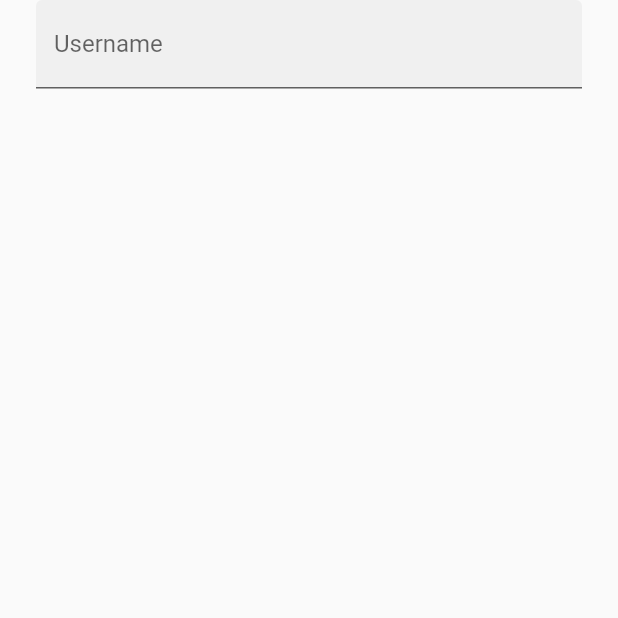
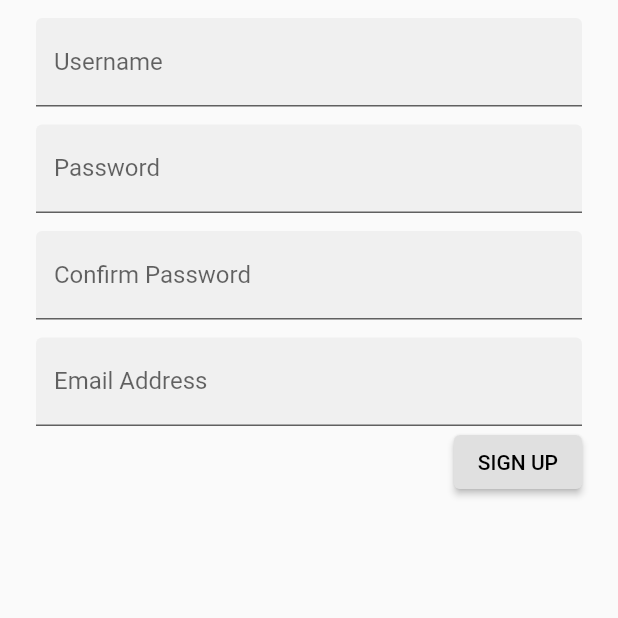
Before and after one commit to muyaho-universe/moapp_classwork3, a Flutter app: the screen it shows after launch, on a phone screen of 412 x 824 dp, the top half of it. Run offline on Flutter 3.47's test engine with Material 2 defaults, Android fonts, the phone set to English and light mode, and no system bars.

Commit message:
Complete sign_up.dart style

```diff
--- a/lib/sign_up.dart
+++ b/lib/sign_up.dart
@@ -21,6 +21,7 @@ class _SignUpPageState extends State<SignUpPage> {
         child: ListView(
           padding: const EdgeInsets.symmetric(horizontal: 24.0),
           children: [
+            const SizedBox(height: 12.0),
             TextField(
               controller: _usernameController,
               decoration: const InputDecoration(
@@ -30,6 +31,50 @@ class _SignUpPageState extends State<SignUpPage> {
             ),
 // spacer
             const SizedBox(height: 12.0),
+            TextField(
+              controller: _passwordController,
+              decoration: const InputDecoration(
+                filled: true,
+                labelText: 'Password',
+              ),
+              obscureText: true,
+            ),
+            const SizedBox(height: 12.0),
+            TextField(
+              controller: _passwordConfirmController,
+              decoration: const InputDecoration(
+                filled: true,
+                labelText: 'Confirm Password',
+              ),
+              obscureText: true,
+            ),
+            const SizedBox(height: 12.0),
+            TextField(
+              controller: _emailAddressController,
+              decoration: const InputDecoration(
+                filled: true,
+                labelText: 'Email Address',
+              ),
+            ),
+            OverflowBar(
+              alignment: MainAxisAlignment.end,
+              children: <Widget>[
+                ElevatedButton(
+                  style: ElevatedButton.styleFrom(
+                    primary: Color(0xFFE0E0E0),
+                  ),
+                  child: const Text(
+                    'SIGN UP',
+                    style: TextStyle(
+                      color: Colors.black,
+                    ),
+                  ),
+                  onPressed: () {
+                    Navigator.pop(context);
+                  },
+                ),
+              ],
+            ),
           ],
         ),
       ),
```
